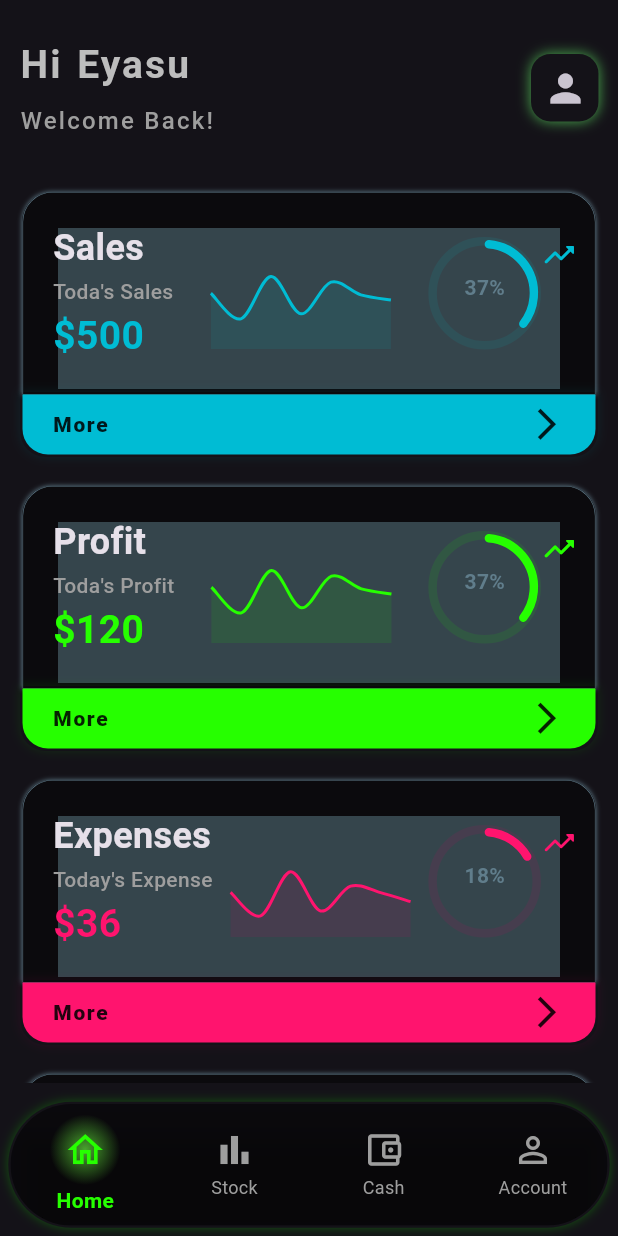
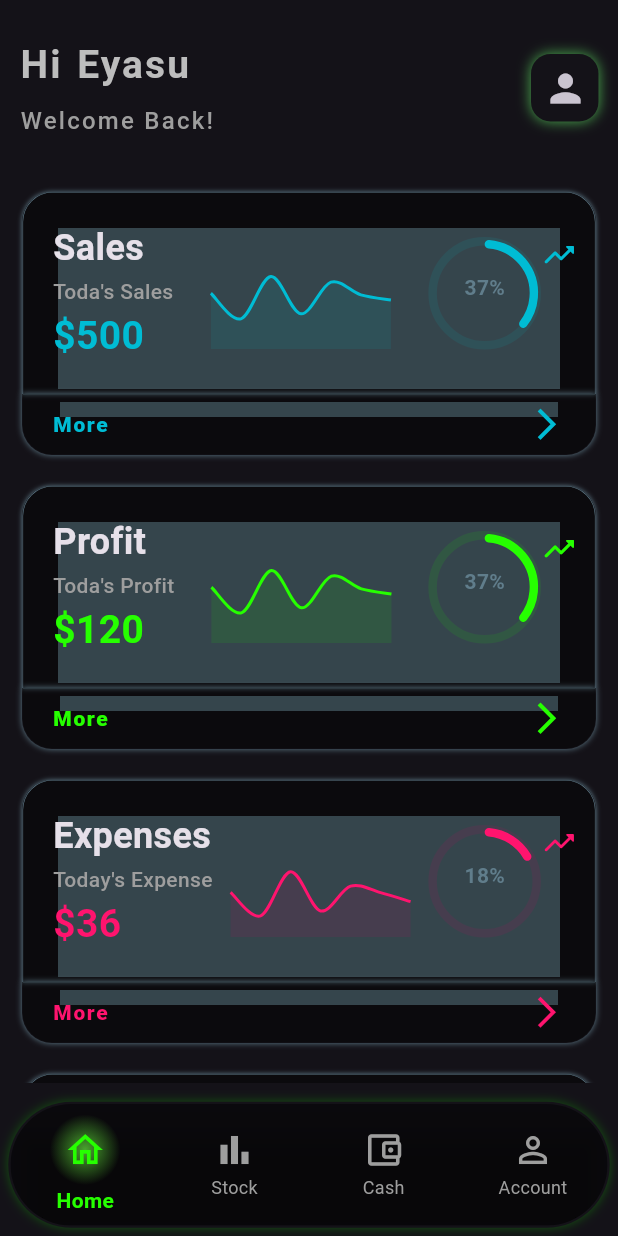
Before and after one commit to IyasuH/mystore, a Flutter app: the screen it shows after launch, on a phone screen of 412 x 824 dp. Run offline on Flutter 3.47's test engine with Material 2 defaults, Android fonts, the phone set to English and light mode, and no system bars; drawn by our look-alikes of syncfusion_flutter_gauges; our stand-ins replace dotted_border, file_picker, fl_chart, flutter_datetime_picker, permission_handler, syncfusion_flutter_charts; missing offline and left inert: avatars, excel, sqfentity, sqfentity_gen.

Commit message:
UI updates

```diff
--- a/lib/Widgets/homePageMore.dart
+++ b/lib/Widgets/homePageMore.dart
@@ -18,6 +18,7 @@ class homePageMore extends StatefulWidget {
   State<homePageMore> createState() => _homePageMoreState();
 }
 
+// ignore: camel_case_types
 class _homePageMoreState extends State<homePageMore> {
   @override
   Widget build(BuildContext context) {
@@ -34,17 +35,19 @@ class _homePageMoreState extends State<homePageMore> {
       ),
       child: Container(
         height: 40,
-        decoration: BoxDecoration(
-          color: widget.primaryColor,
-          borderRadius: const BorderRadius.only(
-              bottomLeft: Radius.circular(17),
-              bottomRight: Radius.circular(17)),
+        decoration: const BoxDecoration(
+          color: Colors.black45,
+          borderRadius: BorderRadius.only(
+              bottomLeft: Radius.circular(20),
+              bottomRight: Radius.circular(20)),
+          // ignore: prefer_const_literals_to_create_immutables
+          // border: Border.all(color: Colors.blueGrey, width: .7),
           boxShadow: [
             BoxShadow(
-              color: widget.secondaryColor,
+              color: Colors.blueGrey,
               blurStyle: BlurStyle.outer,
-              blurRadius: 5,
-              spreadRadius: 1.1,
+              blurRadius: 3,
+              // spreadRadius: 1.1,
             ),
           ],
         ),
@@ -53,18 +56,18 @@ class _homePageMoreState extends State<homePageMore> {
           padding: const EdgeInsets.symmetric(horizontal: 20.0),
           child: Row(
             mainAxisAlignment: MainAxisAlignment.spaceBetween,
-            children: const [
+            children: [
               Text(
                 'More',
                 style: TextStyle(
                   letterSpacing: 1.1,
                   fontWeight: FontWeight.w800,
-                  color: Colors.black87,
+                  color: widget.primaryColor,
                 ),
               ),
               Icon(
                 size: 25.0,
-                color: Colors.black87,
+                color: widget.primaryColor,
                 Icons.arrow_forward_ios_sharp,
               )
             ],
```
